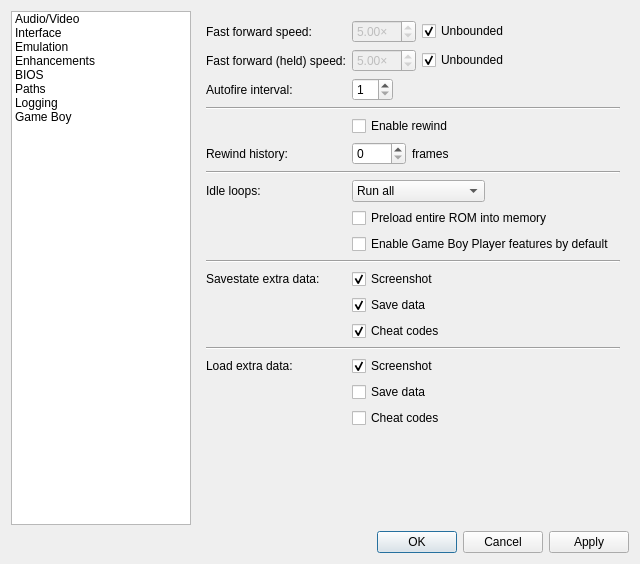
Before: the Qt Designer form Libretro/mgba/src/platform/qt/SettingsView.ui in kiddreads/Avalon-copy2, drawn with Qt 5.
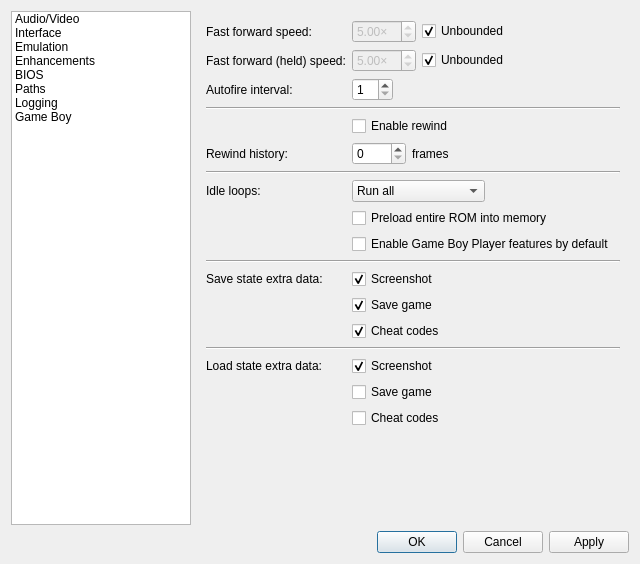
After: the same form once the commit is applied. The open tabs and pages were chosen to show the change.

Commit message: Qt: Make save game/save state terminology consistent

What changed in the file:
```diff
--- a/Libretro/mgba/src/platform/qt/SettingsView.ui
+++ b/Libretro/mgba/src/platform/qt/SettingsView.ui
@@ -883,7 +883,7 @@
        <item row="11" column="0">
         <widget class="QLabel" name="label_24">
          <property name="text">
-          <string>Savestate extra data:</string>
+          <string>Save state extra data:</string>
          </property>
         </widget>
        </item>
@@ -900,7 +900,7 @@
        <item row="12" column="1">
         <widget class="QCheckBox" name="saveStateSave">
          <property name="text">
-          <string>Save data</string>
+          <string>Save game</string>
          </property>
          <property name="checked">
           <bool>true</bool>
@@ -927,7 +927,7 @@
        <item row="15" column="0">
         <widget class="QLabel" name="label_25">
          <property name="text">
-          <string>Load extra data:</string>
+          <string>Load state extra data:</string>
          </property>
         </widget>
        </item>
@@ -944,7 +944,7 @@
        <item row="16" column="1">
         <widget class="QCheckBox" name="loadStateSave">
          <property name="text">
-          <string>Save data</string>
+          <string>Save game</string>
          </property>
         </widget>
        </item>
```
The commit also changes 14 other files.
